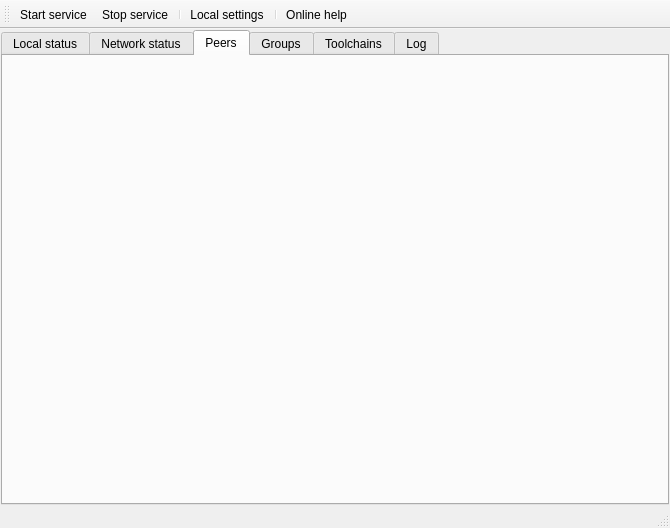
This is ddcn_control/MainWindow.ui in mgottschlag/ddcn as Qt 5 draws it before an edit. The edited form follows.
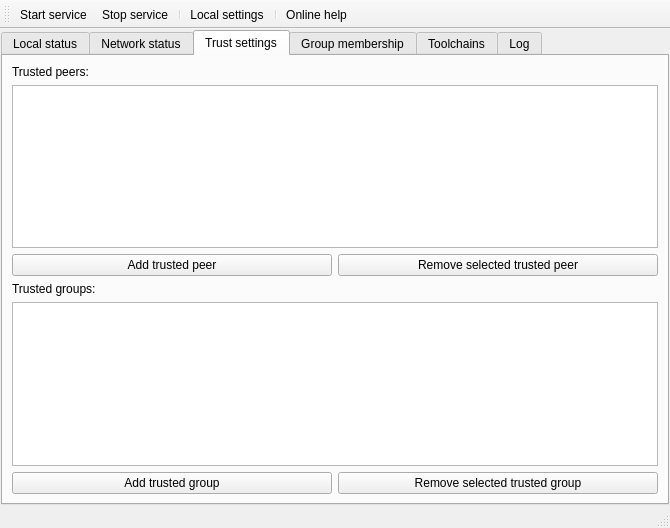
This is the edited form. The open tabs and pages were chosen to show the change. Icons and pictures are not drawn.

Commit message: ddcn_control: Implemented adding trusted groups, peers and joining groups.

What changed in the file:
```diff
--- a/ddcn_control/MainWindow.ui
+++ b/ddcn_control/MainWindow.ui
@@ -337,12 +337,62 @@
       </widget>
       <widget class="QWidget" name="tab_2">
        <attribute name="title">
-        <string>Peers</string>
+        <string>Trust settings</string>
        </attribute>
+       <layout class="QGridLayout" name="gridLayout_5">
+        <item row="0" column="0" colspan="2">
+         <widget class="QLabel" name="label_14">
+          <property name="text">
+           <string>Trusted peers:</string>
+          </property>
+         </widget>
+        </item>
+        <item row="1" column="0" colspan="2">
+         <widget class="QListWidget" name="trustedPeerList"/>
+        </item>
+        <item row="2" column="0">
+         <widget class="QPushButton" name="addTrustedPeerButton">
+          <property name="text">
+           <string>Add trusted peer</string>
+          </property>
+         </widget>
+        </item>
+        <item row="2" column="1">
+         <widget class="QPushButton" name="removeTrustedPeerButton">
+          <property name="text">
+           <string>Remove selected trusted peer</string>
+          </property>
+         </widget>
+        </item>
+        <item row="5" column="0">
+         <widget class="QPushButton" name="addTrustedGroupButton">
+          <property name="text">
+           <string>Add trusted group</string>
+          </property>
+         </widget>
+        </item>
+        <item row="5" column="1">
+         <widget class="QPushButton" name="removeTrustedGroupButton">
+          <property name="text">
+           <string>Remove selected trusted group</string>
+          </property>
+         </widget>
+        </item>
+        <item row="3" column="0" colspan="2">
+         <widget class="QLabel" name="label_15">
+          <property name="text">
+           <string>Trusted groups:</string>
+          </property>
+         </widget>
+        </item>
+        <item row="4" column="0" colspan="2">
+         <widget class="QListWidget" name="trustedGroupList"/>
+        </item>
+       </layout>
       </widget>
       <widget class="QWidget" name="tab_3">
        <attribute name="title">
-        <string>Groups</string>
+        <string>Group membership</string>
        </attribute>
       </widget>
       <widget class="QWidget" name="tab_4">
```
Left out of the diff: 354 changed lines with no effect on the pictures. The commit also changes 3 other files.
